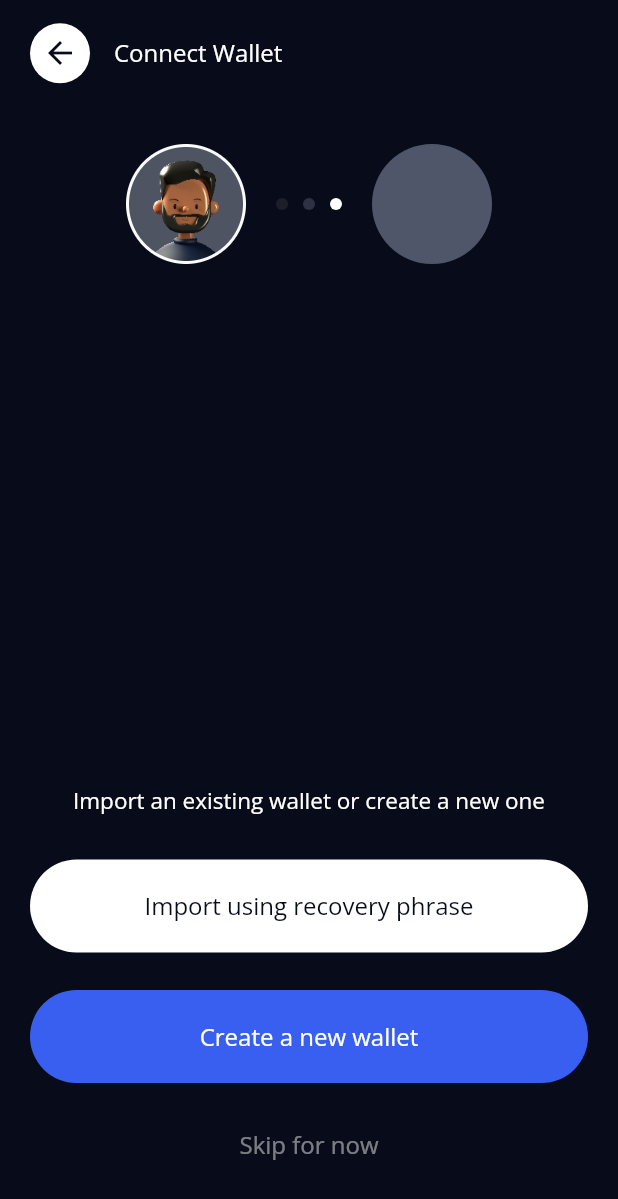
After one commit to conraduouou/nft-ticketing, a Flutter app: the ConnectWalletPage screen opened by its route, on a phone screen of 412 x 824 dp. The commit adds this screen. Shown: the top 1199 px of the screen. Run offline on Flutter 3.47's test engine with Material 2 defaults, Android fonts, the phone set to English and light mode, and no system bars; our stand-ins replace flutter_keyboard_visibility, flutter_svg, grouped_list, image_picker, recase, share_plus.

Commit message:
+1: finish connect wallet page

```diff
--- a/lib/routes.dart
+++ b/lib/routes.dart
@@ -16,6 +16,7 @@ import 'package:nft_ticketing/screens/dashboard/ticket_view_page/ticket_view_pag
 import 'package:nft_ticketing/screens/dashboard/transaction_details/transaction_details.dart';
 import 'package:nft_ticketing/screens/dashboard/transaction_history/transaction_history.dart';
 import 'package:nft_ticketing/screens/dashboard/user_chat/user_chat_page.dart';
+import 'package:nft_ticketing/screens/landing/connect_wallet_page/connect_wallet_page.dart';
 import 'package:nft_ticketing/screens/landing/create_account_page/create_account_page.dart';
 import 'package:nft_ticketing/screens/landing/enter_code_page/enter_code_page.dart';
 import 'package:nft_ticketing/screens/landing/forgot_password_page/forgot_password_page.dart';
@@ -28,6 +29,7 @@ class RoutesHandler {
     AccountSettings.id: (context) => const AccountSettings(),
     CreateAccountPage.id: (context) => const CreateAccountPage(),
     CreatePostPage.id: (context) => const CreatePostPage(),
+    ConnectWalletPage.id: (context) => const ConnectWalletPage(),
     EventsViewPage.comingSoonId: (context) =>
         const EventsViewPage(happeningNow: false),
     EventsViewPage.happeningNowId: (context) =>
--- /dev/null
+++ b/lib/screens/landing/connect_wallet_page/connect_wallet_page.dart
@@ -0,0 +1,124 @@
+import 'package:flutter/material.dart';
+import 'package:flutter/src/widgets/container.dart';
+import 'package:flutter/src/widgets/framework.dart';
+import 'package:nft_ticketing/components/nft_appbar.dart';
+import 'package:nft_ticketing/components/nft_button.dart';
+import 'package:nft_ticketing/constants.dart';
+import 'package:nft_ticketing/screens/landing/login_page/login_page.dart';
+
+class ConnectWalletPage extends StatelessWidget {
+  const ConnectWalletPage({super.key});
+
+  static const id = '${LoginPage.id}/connect-wallet';
+
+  @override
+  Widget build(BuildContext context) {
+    return Scaffold(
+      backgroundColor: kDarkBlue,
+      appBar: const NFTAppBar(title: 'Connect Wallet'),
+      body: Padding(
+        padding: const EdgeInsets.symmetric(horizontal: 20),
+        child: Column(
+          crossAxisAlignment: CrossAxisAlignment.stretch,
+          children: [
+            const SizedBox(height: 25),
+            const _NFTConnectWalletPageHeading(),
+            const Spacer(),
+            Text(
+              'Import an existing wallet or create a new one',
+              textAlign: TextAlign.center,
+              style: kRegularStyle.copyWith(
+                color: Colors.white,
+                fontSize: kRegularSize - 1,
+              ),
+            ),
+            const SizedBox(height: 30),
+            NFTButton(
+              color: Colors.white,
+              textColor: kDarkBlue,
+              text: 'Import using recovery phrase',
+              padding: const EdgeInsets.symmetric(vertical: 20),
+              onPressed: () => Navigator.of(context).pushNamed(routeName),
+            ),
+            const SizedBox(height: 25),
+            const NFTButton(
+              text: 'Create a new wallet',
+              padding: EdgeInsets.symmetric(vertical: 20),
+            ),
+            const SizedBox(height: 30),
+            Text(
+              'Skip for now',
+              textAlign: TextAlign.center,
+              style: kRegularStyle.copyWith(
+                color: Colors.white.withAlpha(120),
+              ),
+            ),
+            const SizedBox(height: 50)
+          ],
+        ),
+      ),
+    );
+  }
+}
+
+class _NFTConnectWalletPageHeading extends StatelessWidget {
+  const _NFTConnectWalletPageHeading({
+    Key? key,
+  }) : super(key: key);
+
+  @override
+  Widget build(BuildContext context) {
+    return Row(
+      mainAxisAlignment: MainAxisAlignment.center,
+      children: [
+        Image.asset(
+          'assets/community/img-avatar-2@3x.png',
+          width: 80,
+          height: 80,
+        ),
+        const SizedBox(width: 20),
+        const _NFTConnectWalletPageCircle(
+          color: Color.fromARGB(255, 28, 30, 41),
+        ),
+        const SizedBox(width: 10),
+        const _NFTConnectWalletPageCircle(
+          color: Color.fromARGB(255, 46, 49, 66),
+        ),
+        const SizedBox(width: 10),
+        const _NFTConnectWalletPageCircle(
+          color: Colors.white,
+        ),
+        const SizedBox(width: 20),
+        Container(
+          height: 80,
+          width: 80,
+          decoration: const BoxDecoration(
+            color: kSecondaryColor,
+            shape: BoxShape.circle,
+          ),
+        )
+      ],
+    );
+  }
+}
+
+class _NFTConnectWalletPageCircle extends StatelessWidget {
+  const _NFTConnectWalletPageCircle({
+    Key? key,
+    required this.color,
+  }) : super(key: key);
+
+  final Color color;
+
+  @override
+  Widget build(BuildContext context) {
+    return Container(
+      height: 8,
+      width: 8,
+      decoration: BoxDecoration(
+        color: color,
+        shape: BoxShape.circle,
+      ),
+    );
+  }
+}
--- a/lib/screens/landing/login_page/login_page.dart
+++ b/lib/screens/landing/login_page/login_page.dart
@@ -5,6 +5,7 @@ import 'package:nft_ticketing/components/nft_field.dart';
 import 'package:nft_ticketing/constants.dart';
 import 'package:nft_ticketing/providers/login_page_provider.dart';
 import 'package:nft_ticketing/screens/dashboard/dashboard_container.dart';
+import 'package:nft_ticketing/screens/landing/connect_wallet_page/connect_wallet_page.dart';
 import 'package:nft_ticketing/screens/landing/forgot_password_page/forgot_password_page.dart';
 import 'package:provider/provider.dart';
 
@@ -48,7 +49,7 @@ class LoginPage extends StatelessWidget {
                       color: isAllFilled ? kPrimaryColor : kSecondaryColor,
                       onPressed: isAllFilled
                           ? () => Navigator.of(context).pushNamedAndRemoveUntil(
-                                DashboardContainer.id,
+                                ConnectWalletPage.id,
                                 (_) => false,
                               )
                           : null,
```
Also changed, not shown: pubspec.lock, 4 other files.
